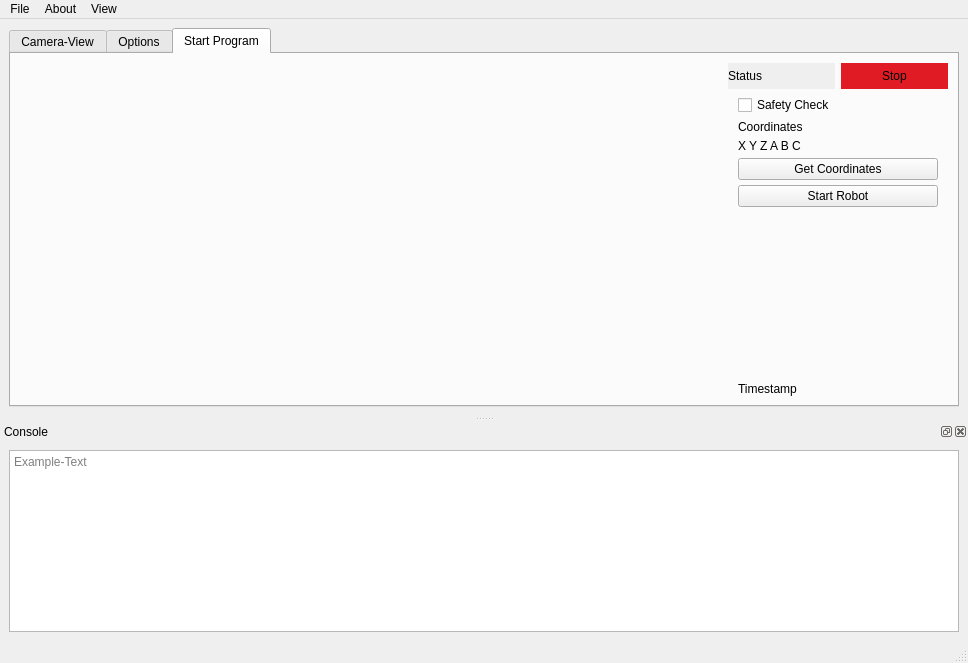
First picture: the form in ui/KukaVisionUIV1.ui, repository wooge7410/KukaVision, before the edit.
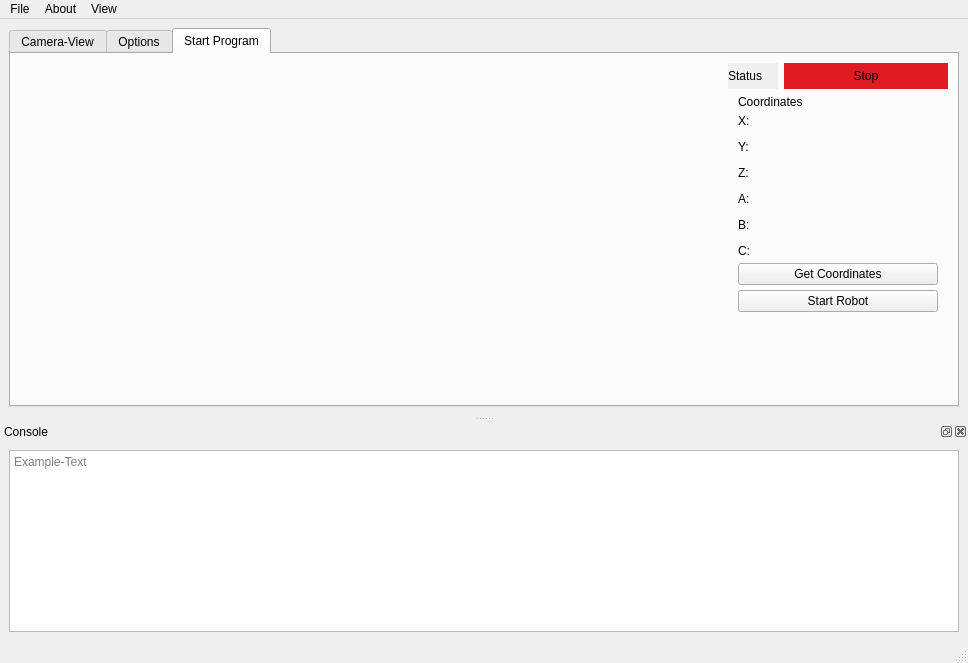
Second picture: the form after the edit. The open tabs and pages were chosen to show the change. Icons and pictures are not drawn.

Commit message: Kuka-Program & Changes in the EKRL Sequence

Patch:
```diff
--- a/ui/KukaVisionUIV1.ui
+++ b/ui/KukaVisionUIV1.ui
@@ -570,16 +570,6 @@
           <property name="rightMargin">
            <number>10</number>
           </property>
-          <item>
-           <widget class="QCheckBox" name="safetyCheckCheckBox">
-            <property name="enabled">
-             <bool>true</bool>
-            </property>
-            <property name="text">
-             <string>Safety Check</string>
-            </property>
-           </widget>
-          </item>
           <item>
            <widget class="QLabel" name="coordinateLabel">
             <property name="text">
@@ -590,7 +580,7 @@
           <item>
            <widget class="QLabel" name="coordinateShowLabel">
             <property name="text">
-             <string>X Y Z A B C</string>
+             <string>&lt;html&gt;&lt;head/&gt;&lt;body&gt;&lt;p&gt;X: &lt;/p&gt;&lt;p&gt;Y: &lt;/p&gt;&lt;p&gt;Z: &lt;/p&gt;&lt;p&gt;A: &lt;/p&gt;&lt;p&gt;B: &lt;/p&gt;&lt;p&gt;C: &lt;/p&gt;&lt;/body&gt;&lt;/html&gt;</string>
             </property>
            </widget>
           </item>
@@ -633,13 +623,6 @@
             </property>
            </spacer>
           </item>
-          <item>
-           <widget class="QLabel" name="timestampProgramLabel">
-            <property name="text">
-             <string>Timestamp</string>
-            </property>
-           </widget>
-          </item>
          </layout>
         </item>
         <item row="1" column="0" rowspan="2">
@@ -678,6 +661,12 @@
          <layout class="QHBoxLayout" name="horizontalLayout">
           <item>
            <widget class="QLabel" name="startProgramHeadlineLabel">
+            <property name="maximumSize">
+             <size>
+              <width>50</width>
+              <height>16777215</height>
+             </size>
+            </property>
             <property name="autoFillBackground">
              <bool>true</bool>
             </property>
```
Left out of the diff: 3 changed lines with no effect on the pictures. The commit also changes 19 other files.
